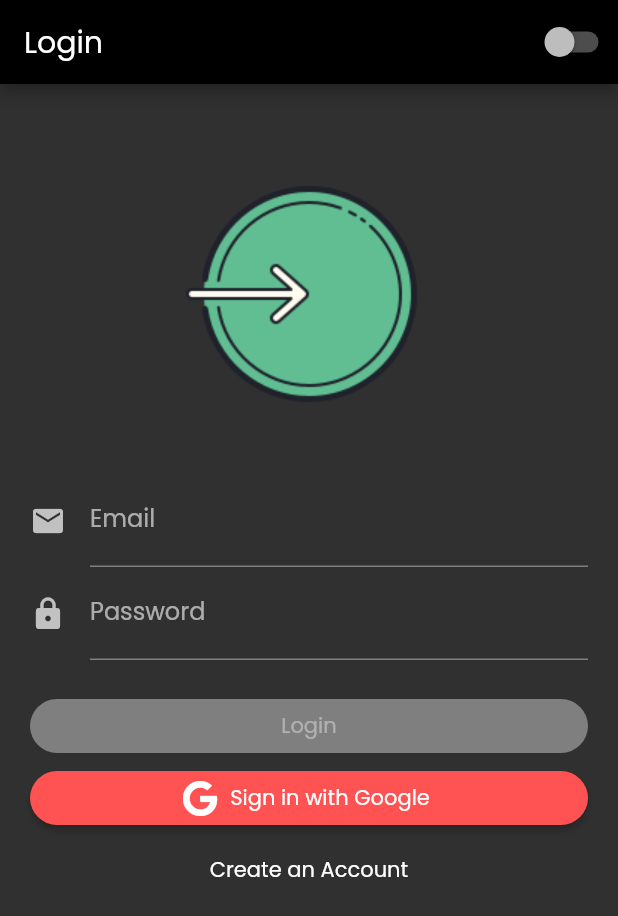
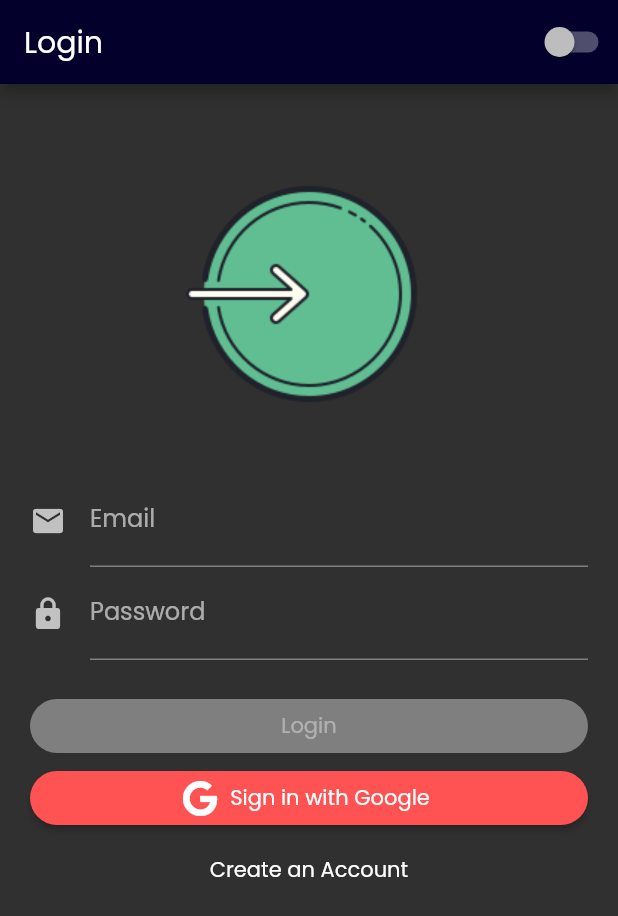
Before and after one commit to Ahmad-Abo-Jamal/movie_app, a Flutter app: the screen it shows after launch, on a phone screen of 412 x 824 dp. Shown: the top 916 px of the screen. Run offline on Flutter 3.47's test engine with Material 2 defaults, Android fonts, the phone set to English and light mode, and no system bars; our stand-ins replace bloc, equatable, firebase_auth, flutter_bloc, font_awesome_flutter, google_sign_in and 6 more; accounts and stored records are empty.

```diff
--- a/lib/Theme/themes.dart
+++ b/lib/Theme/themes.dart
@@ -5,26 +5,27 @@ enum AppTheme { DarkTheme, LightTheme }
 final Map<AppTheme, ThemeData> appTheme = {
   AppTheme.DarkTheme: ThemeData(
       fontFamily: 'Poppins',
-      colorScheme: ColorScheme.dark(),
-      bottomAppBarColor: Colors.black,
-      primaryColor: Colors.black,
-      indicatorColor: Colors.purple,
+      accentColor: Color(0xFF03012C),
+      bottomAppBarColor: Color(0xFF03012C),
+      cardColor: Color(0xFF0E4B4F),
+      primaryColor: Color(0xFF03012C),
+      indicatorColor: Color(0xFFEA638C),
+      backgroundColor: Colors.white,
       brightness: Brightness.dark,
       floatingActionButtonTheme: FloatingActionButtonThemeData(
         backgroundColor: Colors.amber,
       ),
       textTheme: TextTheme(
-          headline1: TextStyle(
-              color: Colors.amber,
-              fontSize: 20.0,
-              fontWeight: FontWeight.bold))),
+          headline1: TextStyle(fontSize: 20.0, fontWeight: FontWeight.bold))),
   AppTheme.LightTheme: ThemeData(
-      colorScheme: ColorScheme.light(),
-      bottomAppBarColor: Colors.black,
-      indicatorColor: Colors.indigo,
+      accentColor: Color(0xFFA4243B),
+      bottomAppBarColor: Color(0xFFA4243B),
+      indicatorColor: Color(0xFF2B303A),
+      canvasColor: Colors.white,
+      cardColor: Color(0xFFD8C99B),
       fontFamily: 'Poppins',
-      primaryColor: Colors.teal,
-      backgroundColor: Colors.blueGrey,
+      primaryColor: Color(0xFFA4243B),
+      backgroundColor: Colors.white,
       brightness: Brightness.light,
       floatingActionButtonTheme:
           FloatingActionButtonThemeData(backgroundColor: Colors.black),
--- a/lib/blocs/movi_blocs/home_bloc/home_tv_bloc/home_tv_bloc.dart
+++ b/lib/blocs/movi_blocs/home_bloc/home_tv_bloc/home_tv_bloc.dart
@@ -5,6 +5,7 @@ import 'package:equatable/equatable.dart';
 import 'package:flutter/material.dart';
 import 'package:logger/logger.dart';
 import 'package:switch_theme/core/api/tv_repo.dart';
+import 'package:switch_theme/core/models/movie_model.dart';
 import 'package:switch_theme/core/models/tv_list.dart';
 import 'package:switch_theme/shared/exceptions.dart';
 
--- a/lib/blocs/movi_blocs/movies_event.dart
+++ b/lib/blocs/movi_blocs/movies_event.dart
@@ -20,3 +20,8 @@ class GetNextPage extends MoviesEvent {
   @override
   List<Object> get props => [criteria, nextPage];
 }
+
+class GetGenres extends MoviesEvent {
+  @override
+  List<Object> get props => [];
+}
--- a/lib/blocs/movi_blocs/movies_state.dart
+++ b/lib/blocs/movi_blocs/movies_state.dart
@@ -2,18 +2,19 @@ part of 'movies_bloc.dart';
 
 abstract class MoviesState extends Equatable {
   final List<Result> movies;
-
+  final List<Genre> genres;
   final int currentPage;
   final String criteria;
   const MoviesState({
     this.movies,
+    this.genres,
     this.currentPage,
     this.criteria,
   });
 }
 
 class MoviesInitial extends MoviesState {
-  MoviesInitial() : super(movies: [], currentPage: 1);
+  MoviesInitial() : super(movies: [], currentPage: 1, genres: []);
   @override
   List<Object> get props => [];
 }
@@ -22,13 +23,14 @@ class MoviesLoading extends MoviesState {
   const MoviesLoading({
     int currentPage,
     String criteria,
+    List<Genre> genres,
     List<Result> similarMovies,
     List<Result> movies,
   }) : super(
-          currentPage: currentPage,
-          criteria: criteria,
-          movies: movies,
-        );
+            currentPage: currentPage,
+            criteria: criteria,
+            movies: movies,
+            genres: genres);
   @override
   List<Object> get props => [];
 }
@@ -38,11 +40,16 @@ class MoviesLoaded extends MoviesState {
 
   MoviesLoaded(
       {List<Result> movies,
+      List<Genre> genres,
       List<Result> similarMovies,
       this.reachedEnd,
       String criteria,
       int currentPage})
-      : super(movies: movies, currentPage: currentPage, criteria: criteria);
+      : super(
+            movies: movies,
+            genres: genres,
+            currentPage: currentPage,
+            criteria: criteria);
   @override
   List<Object> get props => [movies];
 }
--- a/lib/main.dart
+++ b/lib/main.dart
@@ -1,4 +1,5 @@
 import 'package:flutter/material.dart';
+import 'package:flutter/services.dart';
 import 'package:flutter_bloc/flutter_bloc.dart';
 
 import 'package:switch_theme/Theme/bloc/theme_bloc.dart';
@@ -50,6 +51,8 @@ class MyApp extends StatelessWidget {
 
   @override
   Widget build(BuildContext context) {
+    SystemChrome.setPreferredOrientations(
+        [DeviceOrientation.portraitUp, DeviceOrientation.portraitDown]);
     return BlocBuilder<ThemeBloc, ThemeState>(builder: (context, state) {
       return MaterialApp(
           title: 'Flutter Demo',
--- a/lib/screens/movies/detail_screen.dart
+++ b/lib/screens/movies/detail_screen.dart
@@ -80,8 +80,8 @@ class _DetailScreenState extends State<DetailScreen> {
                   rating: (widget?.result?.vote_average / 10) * 5,
                   size: 40.0,
                   isReadOnly: true,
-                  color: Colors.green,
-                  borderColor: Colors.green,
+                  borderColor: Theme.of(context).accentColor,
+                  color: Theme.of(context).indicatorColor,
                   spacing: 0.0),
             ),
             Padding(
--- a/lib/screens/movies/list_screen.dart
+++ b/lib/screens/movies/list_screen.dart
@@ -45,8 +45,8 @@ class _ListScreenState extends State<ListScreen> {
 
   BottomNavigationBar _buildBottomNavigationBar() {
     return BottomNavigationBar(
-        unselectedItemColor: Theme.of(context).colorScheme.secondary,
-        selectedItemColor: Theme.of(context).colorScheme.primary,
+        unselectedItemColor: Theme.of(context).backgroundColor,
+        selectedItemColor: Theme.of(context).indicatorColor,
         currentIndex: _currentIndex,
         onTap: (index) {
           final table = ["now_playing", "popular", "top_rated", "upcoming"];
--- a/lib/screens/tv_shows/tv_details_screen.dart
+++ b/lib/screens/tv_shows/tv_details_screen.dart
@@ -80,8 +80,8 @@ class _TvDetailsScreenState extends State<TvDetailsScreen> {
                   rating: (widget?.result?.vote_average / 10) * 5,
                   size: 40.0,
                   isReadOnly: true,
-                  color: Colors.green,
-                  borderColor: Colors.green,
+                  borderColor: Theme.of(context).accentColor,
+                  color: Theme.of(context).indicatorColor,
                   spacing: 0.0),
             ),
             Padding(
--- a/lib/screens/tv_shows/tv_list_screen.dart
+++ b/lib/screens/tv_shows/tv_list_screen.dart
@@ -46,9 +46,8 @@ class _TvListScreenState extends State<TvListScreen> {
 
   BottomNavigationBar _buildBottomNavigationBar() {
     return BottomNavigationBar(
-        unselectedItemColor: Theme.of(context).colorScheme.secondary,
-        selectedItemColor: Theme.of(context).colorScheme.primary,
-        backgroundColor: Colors.red,
+        unselectedItemColor: Theme.of(context).backgroundColor,
+        selectedItemColor: Theme.of(context).indicatorColor,
         currentIndex: _currentIndex,
         onTap: (index) {
           final table = ["airing_today", "on_the_air", "top_rated", "popular"];
--- a/lib/shared/app_bar.dart
+++ b/lib/shared/app_bar.dart
@@ -24,8 +24,8 @@ class MyAppBar extends StatelessWidget implements PreferredSize {
     return AppBar(
       bottom: tabController != null
           ? TabBar(
-              unselectedLabelColor: Theme.of(context).colorScheme.secondary,
-              labelColor: Theme.of(context).colorScheme.primary,
+              unselectedLabelColor: Theme.of(context).backgroundColor,
+              labelColor: Theme.of(context).indicatorColor,
               controller: tabController,
               tabs: [
                   Tab(
--- a/lib/shared/trending.dart
+++ b/lib/shared/trending.dart
@@ -87,6 +87,7 @@ class MyCard extends StatelessWidget {
               flex: 15,
               child: FadeInImage.assetNetwork(
                   placeholder: "assets/371.gif",
+                  placeholderCacheHeight: 10,
                   imageErrorBuilder: (_, o, st) {
                     return Container(
                         width: MediaQuery.of(context).size.width * 0.3,
@@ -116,8 +117,8 @@ class MyCard extends StatelessWidget {
                           5,
                       size: MediaQuery.of(context).size.width * 0.05,
                       isReadOnly: true,
-                      color: Colors.green,
-                      borderColor: Colors.green,
+                      color: Theme.of(context).indicatorColor,
+                      borderColor: Theme.of(context).accentColor,
                       spacing: 0.0),
             ),
             Flexible(
--- a/pubspec.yaml
+++ b/pubspec.yaml
@@ -37,7 +37,8 @@ dependencies:
   google_sign_in: ^4.5.1
   firebase_core: ^0.4.5
   font_awesome_flutter: ^8.8.1
-  youtube_player_flutter: ^7.0.0+7
+  smooth_page_indicator: ^0.2.0
+
   rxdart: ^0.24.1
   material_design_icons_flutter: ^4.0.5345
 
```
Also changed, not shown: lib/blocs/movi_blocs/movies_bloc.dart (+21 -0 lines), lib/core/api/movies_api.dart (+19 -0 lines), lib/screens/home_screen.dart (+89 -1 lines), pubspec.lock.
